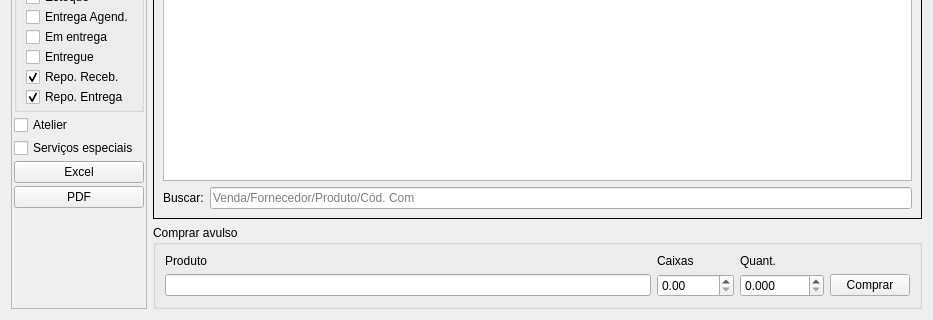
Above: ui/widgetcomprapendentes.ui from darktorres/ERP-STACCATO before the change; both pictures show x 0 to 933 and y 214 to 534 of the 933 by 534 pixel window. Below: the same form after it.
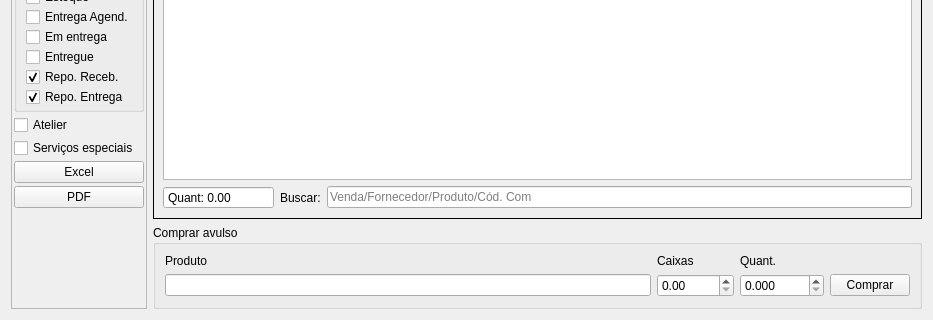
That is the form after the change. Custom widgets are drawn as their Qt base class.

Commit message: Auto-soma de valores

What changed in the file:
```diff
--- a/ui/widgetcomprapendentes.ui
+++ b/ui/widgetcomprapendentes.ui
@@ -22,7 +22,40 @@
         <enum>QFrame::Box</enum>
        </property>
        <layout class="QGridLayout" name="gridLayout_2">
-        <item row="0" column="0" colspan="2">
+        <item row="1" column="1">
+         <widget class="QLabel" name="labelPedidosCompra_2">
+          <property name="text">
+           <string>Buscar:</string>
+          </property>
+         </widget>
+        </item>
+        <item row="1" column="2">
+         <widget class="LineEdit" name="lineEditBusca">
+          <property name="placeholderText">
+           <string>Venda/Fornecedor/Produto/Cód. Com</string>
+          </property>
+         </widget>
+        </item>
+        <item row="1" column="0">
+         <widget class="QDoubleSpinBox" name="doubleSpinBoxSomaSelecao">
+          <property name="readOnly">
+           <bool>true</bool>
+          </property>
+          <property name="buttonSymbols">
+           <enum>QAbstractSpinBox::NoButtons</enum>
+          </property>
+          <property name="showGroupSeparator" stdset="0">
+           <bool>true</bool>
+          </property>
+          <property name="prefix">
+           <string>Quant: </string>
+          </property>
+          <property name="maximum">
+           <double>9999999.990000000223517</double>
+          </property>
+         </widget>
+        </item>
+        <item row="0" column="0" colspan="3">
          <widget class="TableView" name="table">
           <property name="mouseTracking">
            <bool>true</bool>
@@ -41,20 +74,6 @@
           </property>
          </widget>
         </item>
-        <item row="1" column="0">
-         <widget class="QLabel" name="labelPedidosCompra_2">
-          <property name="text">
-           <string>Buscar:</string>
-          </property>
-         </widget>
-        </item>
-        <item row="1" column="1">
-         <widget class="LineEdit" name="lineEditBusca">
-          <property name="placeholderText">
-           <string>Venda/Fornecedor/Produto/Cód. Com</string>
-          </property>
-         </widget>
-        </item>
        </layout>
       </widget>
      </item>
```
Left out of the diff: 6 changed lines with no effect on the pictures. The commit also changes 8 other files.
